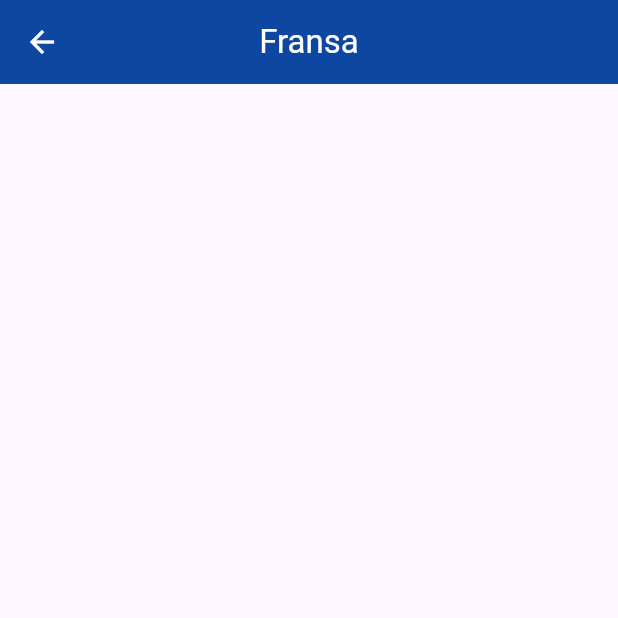
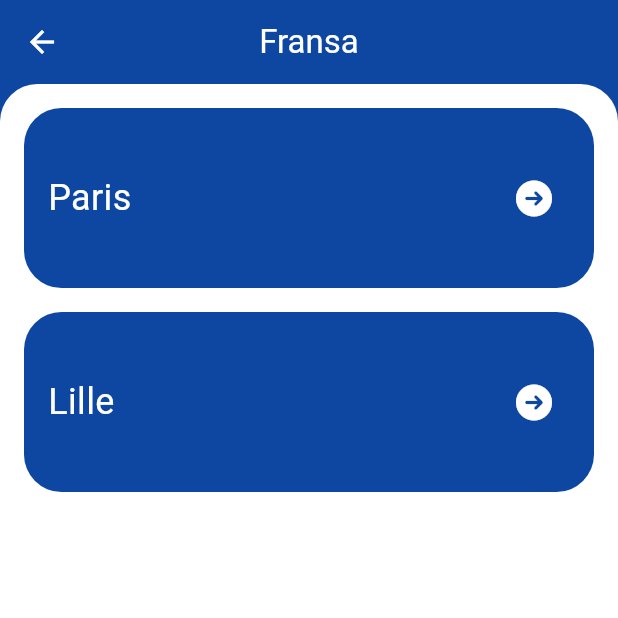
Before and after one commit to Berk2259/Gezinti, a Flutter app: the FranceDetail screen opened directly, on a phone screen of 412 x 824 dp, the top half of it. Run offline on Flutter 3.47's test engine with Material 3 defaults, Android fonts, the phone set to English and light mode, and no system bars; our stand-ins replace curved_navigation_bar, font_awesome_flutter.

Commit message:
ilk fransa olmak üzere diğer ülkeler için detail kısmı yapısal olarak oluşturulmaya başlandı

```diff
--- a/lib/Detail/france_detail.dart
+++ b/lib/Detail/france_detail.dart
@@ -7,6 +7,26 @@ class FranceDetail extends StatelessWidget {
 
   @override
   Widget build(BuildContext context) {
-    return Scaffold(appBar: AppbarWidget(text: 'Fransa'));
+    return Scaffold(
+      backgroundColor: Colors.blue.shade900,
+      appBar: AppbarWidget(text: 'Fransa'),
+      body: Container(
+        width: double.infinity,
+        height: MediaQuery.of(context).size.height,
+        decoration: BoxDecoration(
+          borderRadius: BorderRadius.only(
+            topLeft: Radius.circular(25),
+            topRight: Radius.circular(25),
+          ),
+          color: Colors.white,
+        ),
+        child: Column(
+          children: [
+            UlkelerDetailContainerWidget(sehirAd: 'Paris'),
+            UlkelerDetailContainerWidget(sehirAd: 'Lille'),
+          ],
+        ),
+      ),
+    );
   }
 }
--- /dev/null
+++ b/lib/Widget/ulkeler_detail_container_widget.dart
@@ -0,0 +1,45 @@
+import 'package:flutter/material.dart';
+import 'package:font_awesome_flutter/font_awesome_flutter.dart';
+
+//türkiye dışındaki diğer ülkelerin şehir container yapıları burada tanımlandı
+class UlkelerDetailContainerWidget extends StatelessWidget {
+  final String sehirAd;
+  const UlkelerDetailContainerWidget({super.key, required this.sehirAd});
+
+  @override
+  Widget build(BuildContext context) {
+    return Padding(
+      padding: const EdgeInsets.only(left: 16.0, right: 16.0, top: 16.0),
+      child: Container(
+        width: double.infinity,
+        height: 120,
+        decoration: BoxDecoration(
+          borderRadius: BorderRadius.circular(25),
+          color: Colors.blue.shade900,
+        ),
+        child: Padding(
+          padding: const EdgeInsets.only(left: 16.0),
+          child: Row(
+            children: [
+              Text(
+                sehirAd,
+                style: TextStyle(fontSize: 24, color: Colors.white),
+              ),
+              Spacer(),
+              Padding(
+                padding: const EdgeInsets.only(right: 16.0),
+                child: IconButton(
+                  onPressed: () {},
+                  icon: Icon(
+                    FontAwesomeIcons.circleArrowRight,
+                    color: Colors.white,
+                  ),
+                ),
+              ),
+            ],
+          ),
+        ),
+      ),
+    );
+  }
+}
--- a/lib/Widget/widget.dart
+++ b/lib/Widget/widget.dart
@@ -1,3 +1,4 @@
 export 'appBar_widget.dart';
 export 'tek_ulke_container_widget.dart';
 export 'turkey_detail_container_widget.dart';
+export 'ulkeler_detail_container_widget.dart';
```
